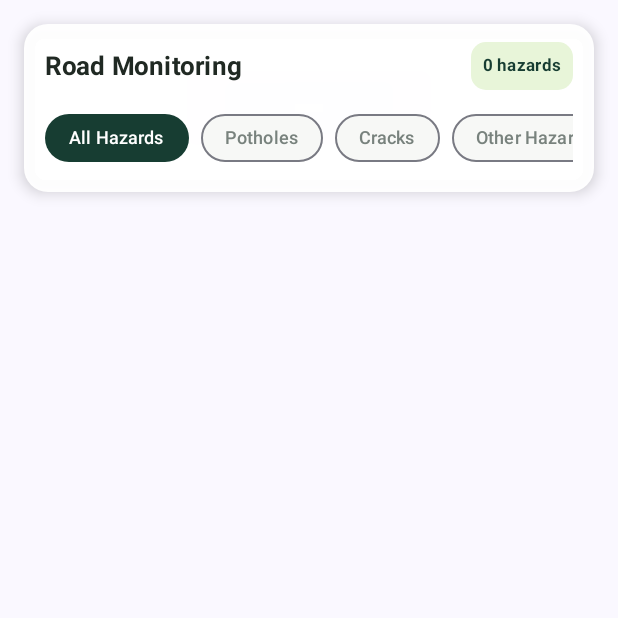
After one commit to rushnanest-bit/RoadLens, an Android app built with Jetpack Compose: the composable MapTopFilterBar called with empty values, on a phone screen of 412 x 824 dp, the top half of it. The commit adds this screen. Run offline under Robolectric (Android 15) with nearby library versions, the phone set to English and light mode, and no system bars; 4 statements that could not run were skipped.

Commit message:
feat(ui): redesign RoadLens map screen with street cartography, hazard pins, and modern overlays

```diff
--- a/app/src/main/java/com/roadlens/app/domain/model/MapFilterType.kt
+++ b/app/src/main/java/com/roadlens/app/domain/model/MapFilterType.kt
@@ -6,7 +6,8 @@ package com.roadlens.app.domain.model
  */
 enum class MapFilterType(val title: String) {
     ALL("All Hazards"),
-    POTHOLES("Potholes (D40)"),
-    CRACKS("Cracks (D00-D20)"),
+    POTHOLES("Potholes"),
+    CRACKS("Cracks"),
+    OTHER("Other Hazards"),
     PENDING("Pending Review")
 }
--- /dev/null
+++ b/app/src/main/java/com/roadlens/app/ui/components/MapTopFilterBar.kt
@@ -0,0 +1,92 @@
+package com.roadlens.app.ui.components
+
+import androidx.compose.foundation.horizontalScroll
+import androidx.compose.foundation.layout.*
+import androidx.compose.foundation.rememberScrollState
+import androidx.compose.foundation.shape.RoundedCornerShape
+import androidx.compose.material3.FilterChip
+import androidx.compose.material3.FilterChipDefaults
+import androidx.compose.material3.Surface
+import androidx.compose.material3.Text
+import androidx.compose.runtime.Composable
+import androidx.compose.ui.Alignment
+import androidx.compose.ui.Modifier
+import androidx.compose.ui.graphics.Color
+import androidx.compose.ui.text.font.FontWeight
+import androidx.compose.ui.unit.dp
+import androidx.compose.ui.unit.sp
+import com.roadlens.app.domain.model.MapFilterType
+
+/**
+ * Top floating filter overlay containing the Road Monitoring title and category chips.
+ * Strictly under 200 lines per project engineering rules.
+ */
+@Composable
+fun MapTopFilterBar(
+    hazardCount: Int,
+    currentFilter: MapFilterType,
+    onFilterSelected: (MapFilterType) -> Unit,
+    modifier: Modifier = Modifier
+) {
+    val primaryGreen = Color(0xFF173D32)
+    val secondaryGreen = Color(0xFFE8F5D9)
+
+    Surface(
+        shape = RoundedCornerShape(16.dp),
+        color = Color.White.copy(alpha = 0.96f),
+        shadowElevation = 6.dp,
+        modifier = modifier
+            .fillMaxWidth()
+            .padding(top = 16.dp, start = 16.dp, end = 16.dp)
+    ) {
+        Column(modifier = Modifier.padding(horizontal = 14.dp, vertical = 12.dp)) {
+            Row(
+                modifier = Modifier.fillMaxWidth(),
+                horizontalArrangement = Arrangement.SpaceBetween,
+                verticalAlignment = Alignment.CenterVertically
+            ) {
+                Text(
+                    text = "Road Monitoring",
+                    fontSize = 17.sp,
+                    fontWeight = FontWeight.Bold,
+                    color = Color(0xFF202923)
+                )
+                Surface(shape = RoundedCornerShape(10.dp), color = secondaryGreen) {
+                    Text(
+                        text = "$hazardCount ${if (hazardCount == 1) "hazard" else "hazards"}",
+                        fontSize = 11.sp,
+                        fontWeight = FontWeight.Bold,
+                        color = primaryGreen,
+                        modifier = Modifier.padding(horizontal = 8.dp, vertical = 4.dp)
+                    )
+                }
+            }
+            Spacer(Modifier.height(8.dp))
+            Row(
+                horizontalArrangement = Arrangement.spacedBy(8.dp),
+                modifier = Modifier.horizontalScroll(rememberScrollState())
+            ) {
+                val chips = listOf(
+                    MapFilterType.ALL,
+                    MapFilterType.POTHOLES,
+                    MapFilterType.CRACKS,
+                    MapFilterType.OTHER
+                )
+                chips.forEach { f ->
+                    FilterChip(
+                        selected = currentFilter == f,
+                        onClick = { onFilterSelected(f) },
+                        label = { Text(f.title, fontSize = 12.sp, fontWeight = FontWeight.SemiBold) },
+                        shape = RoundedCornerShape(20.dp),
+                        colors = FilterChipDefaults.filterChipColors(
+                            selectedContainerColor = primaryGreen,
+                            selectedLabelColor = Color.White,
+                            containerColor = Color(0xFFF7F8F6),
+                            labelColor = Color(0xFF78827D)
+                        )
+                    )
+                }
+            }
+        }
+    }
+}
--- a/app/src/main/java/com/roadlens/app/ui/viewmodel/MapViewModel.kt
+++ b/app/src/main/java/com/roadlens/app/ui/viewmodel/MapViewModel.kt
@@ -35,7 +35,8 @@ class MapViewModel(
         when (currentFilter) {
             MapFilterType.ALL -> locatedEvents
             MapFilterType.POTHOLES -> locatedEvents.filter { it.classId == 3 }
-            MapFilterType.CRACKS -> locatedEvents.filter { it.classId != 3 }
+            MapFilterType.CRACKS -> locatedEvents.filter { it.classId in listOf(0, 1, 2) }
+            MapFilterType.OTHER -> locatedEvents.filter { it.classId !in listOf(0, 1, 2, 3) }
             MapFilterType.PENDING -> locatedEvents.filter { it.reviewStatus == "PENDING" }
         }
     }.stateIn(viewModelScope, SharingStarted.Eagerly, emptyList())
```
Also changed, not shown: app/src/main/java/com/roadlens/app/ui/components/HazardDetailCard.kt (+92 -31 lines), app/src/main/java/com/roadlens/app/ui/components/MapEmptyStateBadge.kt (added, +59 -0 lines), app/src/main/java/com/roadlens/app/ui/screens/HazardMapIconHelper.kt (added, +72 -0 lines), app/src/main/java/com/roadlens/app/ui/screens/HazardMapScreen.kt (+80 -95 lines), app/src/main/java/com/roadlens/app/ui/screens/RoadMapStyle.kt (added, +43 -0 lines), 1 other file.
